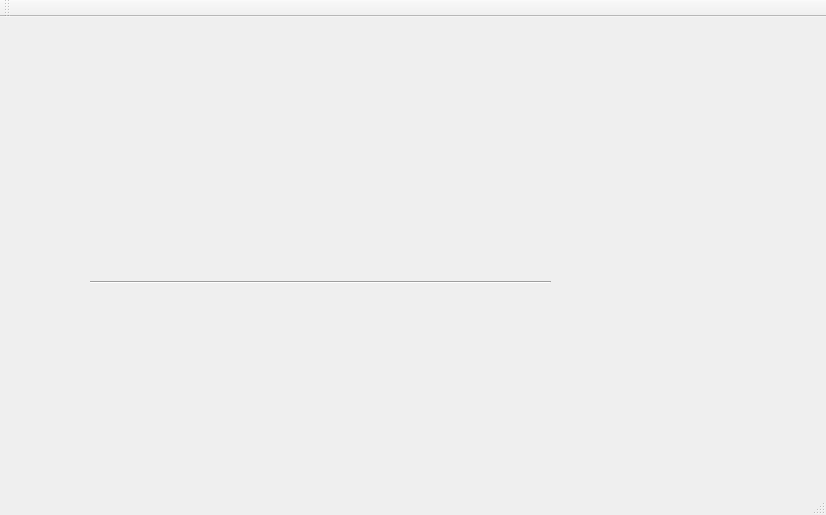
Above: A/dislpay/Line/Line/Line.ui from shelllet/cpp-exmaple before the change. Below: the same form after it.
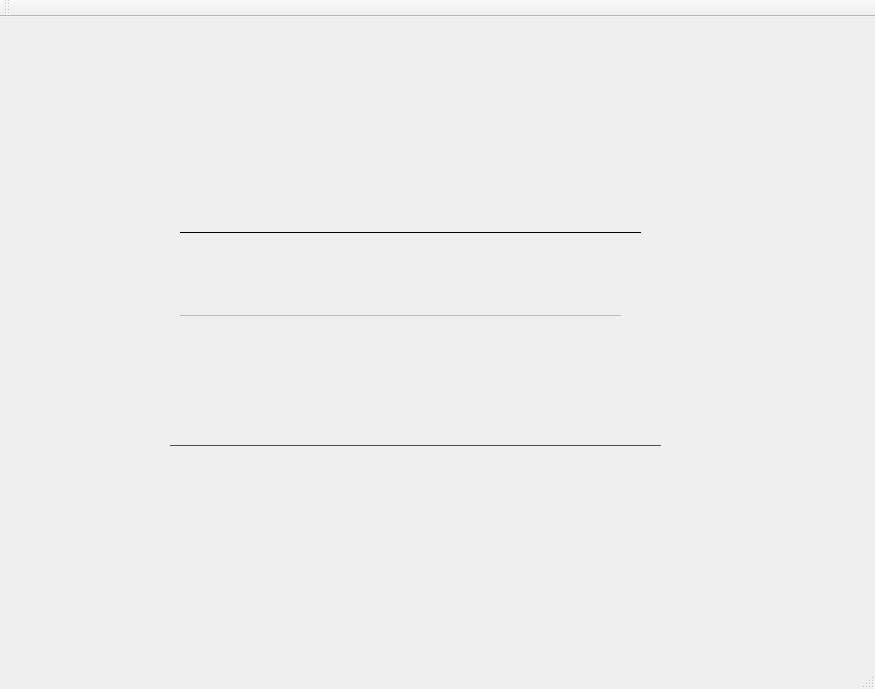
That is the form after the change.

Commit message: set color.

```diff
--- a/A/dislpay/Line/Line/Line.ui
+++ b/A/dislpay/Line/Line/Line.ui
@@ -6,8 +6,8 @@
    <rect>
     <x>0</x>
     <y>0</y>
-    <width>826</width>
-    <height>515</height>
+    <width>875</width>
+    <height>689</height>
    </rect>
   </property>
   <property name="windowTitle">
@@ -17,14 +17,66 @@
    <widget class="Line" name="line">
     <property name="geometry">
      <rect>
-      <x>90</x>
-      <y>160</y>
+      <x>180</x>
+      <y>110</y>
       <width>461</width>
       <height>211</height>
      </rect>
     </property>
     <property name="styleSheet">
-     <string notr="true"/>
+     <string notr="true">/*10进制 带引号*/
+QFrame[frameShape=&quot;4&quot;] {
+
+color: rgb(170, 85, 255);
+}
+</string>
+    </property>
+    <property name="frameShadow">
+     <enum>QFrame::Plain</enum>
+    </property>
+    <property name="orientation">
+     <enum>Qt::Horizontal</enum>
+    </property>
+   </widget>
+   <widget class="Line" name="line_2">
+    <property name="geometry">
+     <rect>
+      <x>180</x>
+      <y>290</y>
+      <width>441</width>
+      <height>16</height>
+     </rect>
+    </property>
+    <property name="styleSheet">
+     <string notr="true">QFrame {
+	color: rgb(85, 255, 127);
+}
+</string>
+    </property>
+    <property name="frameShadow">
+     <enum>QFrame::Plain</enum>
+    </property>
+    <property name="orientation">
+     <enum>Qt::Horizontal</enum>
+    </property>
+   </widget>
+   <widget class="Line" name="line_3">
+    <property name="geometry">
+     <rect>
+      <x>170</x>
+      <y>420</y>
+      <width>491</width>
+      <height>16</height>
+     </rect>
+    </property>
+    <property name="styleSheet">
+     <string notr="true">QFrame {
+	color: rgb(170, 0, 255);
+}
+</string>
+    </property>
+    <property name="frameShadow">
+     <enum>QFrame::Plain</enum>
     </property>
     <property name="orientation">
      <enum>Qt::Horizontal</enum>
```
Left out of the diff: 2 changed lines with no effect on the pictures. The commit also changes 1 other file.
